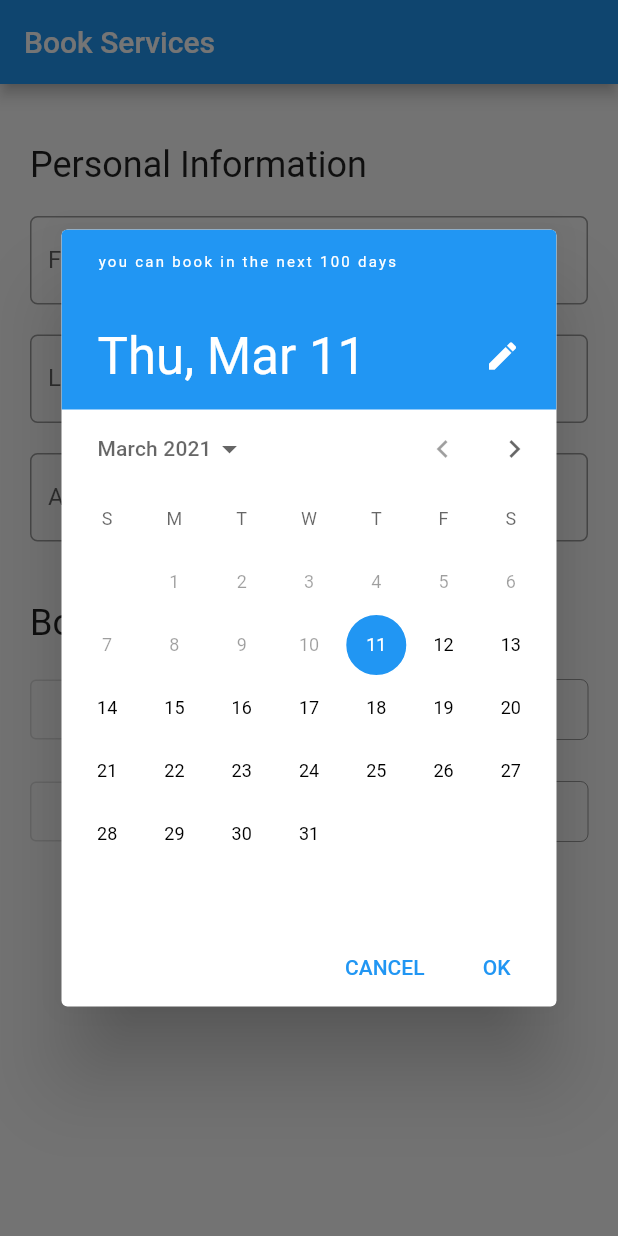
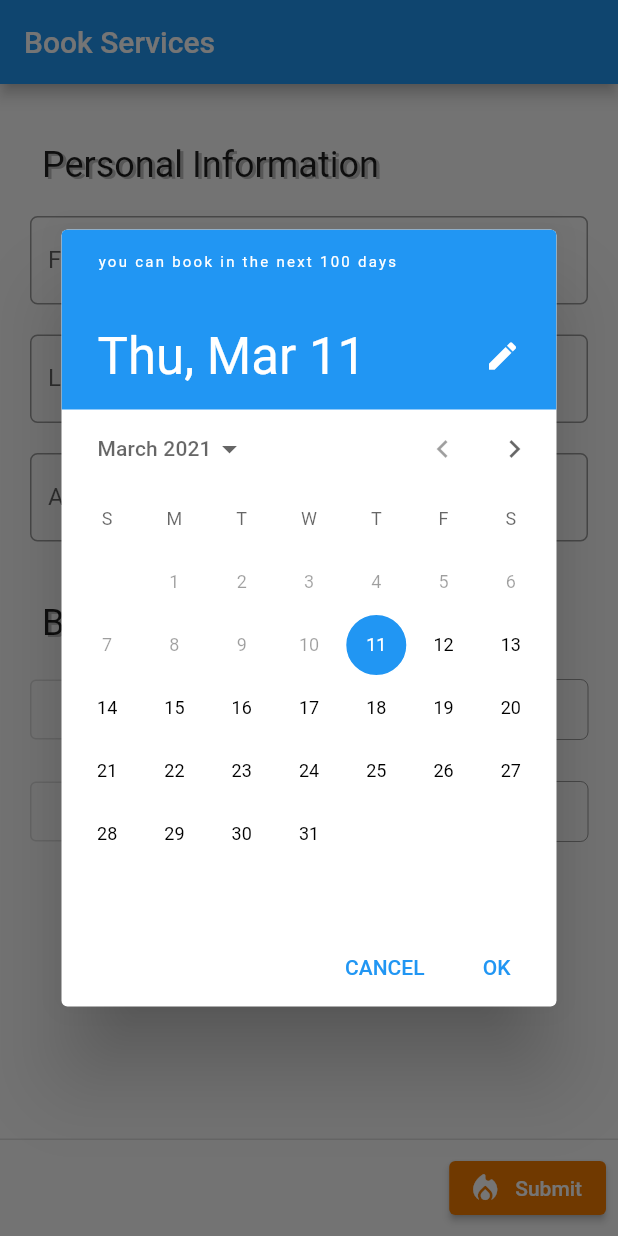
Before and after one commit to mahdi-ko/Simple-Booking-App, a Flutter app: the screen it shows after launch, after a tap on "Date", on a phone screen of 412 x 824 dp. Run offline on Flutter 3.47's test engine with Material 2 defaults, Android fonts, the phone set to English and light mode, and no system bars.

```diff
--- a/lib/common/common_methods.dart
+++ b/lib/common/common_methods.dart
@@ -1,8 +1,9 @@
+import 'package:flutter/material.dart';
 import 'package:intl/intl.dart';
 
 String? validateName(String? value) {
   if (value!.isEmpty) return 'Please fill out this field';
-  if (value.length > 300) return 'Consider changing your name';
+  if (value.length > 50) return 'Consider changing your name';
   return null;
 }
 
@@ -10,3 +11,10 @@ String? convertDate(DateTime? valueToConvert) {
   var format = DateFormat.yMd();
   return format.format(valueToConvert!);
 }
+
+void removeFocus(BuildContext context) {
+  FocusScopeNode currentFocus = FocusScope.of(context);
+  if (!currentFocus.hasPrimaryFocus) {
+    currentFocus.unfocus();
+  }
+}
--- a/lib/main.dart
+++ b/lib/main.dart
@@ -1,5 +1,7 @@
+import 'package:booking_app/providers/Person.dart';
 import 'package:booking_app/widgets/add_person.dart';
 import 'package:flutter/material.dart';
+import 'package:provider/provider.dart';
 
 void main() {
   runApp(MyApp());
@@ -8,13 +10,23 @@ void main() {
 class MyApp extends StatelessWidget {
   @override
   Widget build(BuildContext context) {
-    return MaterialApp(
-      debugShowCheckedModeBanner: false,
-      title: 'Booking App',
-      theme: ThemeData(
-        primarySwatch: Colors.blue,
+    return MultiProvider(
+      providers: [
+        ChangeNotifierProvider<Persons>(
+          create: (_) {
+            return Persons();
+          },
+        )
+      ],
+      child: MaterialApp(
+        debugShowCheckedModeBanner: false,
+        title: 'Booking App',
+        theme: ThemeData(
+          primarySwatch: Colors.blue,
+          accentColor: Colors.orange[700],
+        ),
+        home: AddPerson(),
       ),
-      home: AddPerson(),
     );
   }
 }
--- a/lib/providers/Person.dart
+++ b/lib/providers/Person.dart
@@ -1,4 +1,5 @@
 import 'dart:core';
+import 'dart:math';
 
 import 'package:flutter/material.dart';
 
@@ -16,8 +17,13 @@ class Persons with ChangeNotifier {
 
   List<Person> get persons => _persons;
 
-  void addPerson({String? first, String? last, int? age}) {
-    _persons.add(Person(id: 1, firstName: first, lastName: last, age: age));
+  void addPerson({required String? first, required String? last, required int? age}) {
+    _persons.add(Person(
+      id: Random().nextInt(1000000),
+      firstName: first,
+      lastName: last,
+      age: age,
+    ));
   }
 
   void removePerson({required int? id}) {
--- a/lib/widgets/add_person.dart
+++ b/lib/widgets/add_person.dart
@@ -1,6 +1,8 @@
 import 'package:booking_app/common/common_methods.dart';
+import 'package:booking_app/providers/Person.dart';
 import 'package:flutter/material.dart';
 import 'package:flutter/services.dart';
+import 'package:provider/provider.dart';
 
 class AddPerson extends StatefulWidget {
   @override
@@ -11,26 +13,66 @@ class _AddPersonState extends State<AddPerson> {
   TextEditingController dateController = TextEditingController();
   TextEditingController timeController = TextEditingController();
   DateTime? chosenDate = DateTime.now();
-  TimeOfDay? chosenTime = TimeOfDay.now();
+  TimeOfDay? chosenTime = TimeOfDay.now().replacing(hour: TimeOfDay.now().hour + 2);
+  String firstName = '';
+  String lastName = '';
+  int age = 0;
+  GlobalKey<FormState> _formKey = GlobalKey();
 
   final inputBorder = const OutlineInputBorder(
       borderRadius: BorderRadius.all(Radius.circular(5.0)),
       borderSide: BorderSide(color: Colors.blue));
 
+  ThemeData? theme;
+  Persons? persons;
+  bool didRanChangeDep = false;
   @override
   void dispose() {
     dateController.dispose();
+    timeController.dispose();
     super.dispose();
+  }
+
+  @override
+  void initState() {
+    dateController.text = convertDate(chosenDate)!;
+    persons = Provider.of<Persons>(context, listen: false);
+    super.initState();
+  }
+
+  @override
+  void didChangeDependencies() {
+    if (!didRanChangeDep) {
+      timeController.text = chosenTime!.format(context);
+      theme = Theme.of(context);
+      didRanChangeDep = true;
+    }
+    super.didChangeDependencies();
   }
 
   @override
   Widget build(BuildContext context) {
     return Scaffold(
+      persistentFooterButtons: <Widget>[
+        ElevatedButton.icon(
+          style: ButtonStyle(backgroundColor: MaterialStateProperty.resolveWith((value) {
+            return theme!.accentColor;
+          })),
+          icon: const Icon(Icons.local_fire_department_rounded),
+          label: const Text('Submit'),
+          onPressed: submit,
+        )
+      ],
       appBar: AppBar(
-        title: Text('Book Services'),
+        title: const Text('Book Services'),
       ),
-      body: SingleChildScrollView(
+      body: GestureDetector(
+        onTap: () {
+          removeFocus(context);
+        },
+        child: SingleChildScrollView(
           child: Form(
+            key: _formKey,
             child: Padding(
               padding: const EdgeInsets.symmetric(horizontal: 20, vertical: 40),
               child: Column(
@@ -38,12 +80,10 @@ class _AddPersonState extends State<AddPerson> {
                 mainAxisAlignment: MainAxisAlignment.spaceEvenly,
                 mainAxisSize: MainAxisSize.max,
                 children: [
-                Text(
-                  'Personal Information',
-                  style: Theme.of(context).textTheme.headline5,
-                ),
+                  HeaderText('Personal Information', theme!),
                   SizedBox(height: 20),
                   TextFormField(
+                    textInputAction: TextInputAction.next,
                     decoration: InputDecoration(
                       labelText: 'First Name',
                       border: inputBorder,
@@ -51,15 +91,22 @@ class _AddPersonState extends State<AddPerson> {
                     validator: (value) {
                       return validateName(value);
                     },
+                    onSaved: (newValue) {
+                      firstName = newValue!.trim();
+                    },
                   ),
                   SizedBox(height: 20),
                   TextFormField(
+                    textInputAction: TextInputAction.next,
                     decoration: InputDecoration(
                       labelText: 'Last Name',
                       border: inputBorder,
                     ),
                     validator: (value) {
                       return validateName(value);
+                    },
+                    onSaved: (newValue) {
+                      lastName = newValue!.trim();
                     },
                   ),
                   SizedBox(height: 20),
@@ -71,21 +118,23 @@ class _AddPersonState extends State<AddPerson> {
                       border: inputBorder,
                     ),
                     validator: (value) {
-                    if (double.tryParse(value!) == null) return 'please enter a number';
+                      if (double.tryParse(value!) == null) return 'please enter your age';
+                      if (double.parse(value) == 0) return 'you are 0 years old?';
                       if (double.parse(value) < 13) return 'children can\'t book services sorry';
+                    },
+                    onSaved: (newValue) {
+                      age = int.parse(newValue!);
                     },
                   ),
                   SizedBox(height: 40),
-                Text(
-                  'Booking Information',
-                  style: Theme.of(context).textTheme.headline5,
-                ),
+                  HeaderText('Booking Information', theme!),
                   SizedBox(height: 20),
                   _DateOrTimeRow(
+                      text: 'Date',
                       controller: dateController,
                       onPressed: () async {
+                        removeFocus(context);
                         final tmpHolder = await datePicker(context: context);
-
                         if (tmpHolder != null) {
                           chosenDate = tmpHolder;
                           setState(() {
@@ -96,11 +145,12 @@ class _AddPersonState extends State<AddPerson> {
                       inputBorder: inputBorder),
                   SizedBox(height: 20),
                   _DateOrTimeRow(
+                    text: 'Time',
                     controller: timeController,
                     inputBorder: inputBorder,
                     onPressed: () async {
+                      removeFocus(context);
                       final tmpHolder = await timePicker(context: context);
-
                       if (tmpHolder != null) {
                         chosenTime = tmpHolder;
                         setState(() {
@@ -114,7 +164,14 @@ class _AddPersonState extends State<AddPerson> {
             ),
           ),
         ),
+      ),
     );
+  }
+
+  void submit() {
+    if (!_formKey.currentState!.validate()) return;
+    _formKey.currentState!.save();
+    persons!.addPerson(first: firstName, last: lastName, age: age);
   }
 
   Future<DateTime?> datePicker({required BuildContext? context}) async {
@@ -125,7 +182,8 @@ class _AddPersonState extends State<AddPerson> {
       context: context!,
       helpText: 'you can book in the next 100 days',
       initialDate: chosenDate!,
-        lastDate: DateTime.now().add(Duration(days: 100)));
+      lastDate: DateTime.now().add(Duration(days: 100)),
+    );
   }
 
   Future<TimeOfDay?> timePicker({required BuildContext? context}) {
@@ -133,13 +191,34 @@ class _AddPersonState extends State<AddPerson> {
   }
 }
 
+class HeaderText extends StatelessWidget {
+  final String text;
+  final ThemeData theme;
+  const HeaderText(this.text, this.theme);
+
+  @override
+  Widget build(BuildContext context) {
+    return Padding(
+      padding: const EdgeInsets.only(left: 8.0),
+      child: Text(text,
+          style: theme.textTheme.headline5?.copyWith(shadows: [
+            Shadow(
+              color: Colors.grey.shade400,
+              offset: Offset(2, 1.5),
+            )
+          ])),
+    );
+  }
+}
+
 class _DateOrTimeRow extends StatelessWidget {
   const _DateOrTimeRow({
+    required this.text,
     required this.controller,
     required this.onPressed,
     required this.inputBorder,
   });
-
+  final String? text;
   final TextEditingController? controller;
   final Function? onPressed;
   final OutlineInputBorder? inputBorder;
@@ -160,7 +239,7 @@ class _DateOrTimeRow extends StatelessWidget {
             onPressed: () {
               onPressed!();
             },
-            child: Text('Date'),
+            child: Text(text!),
           ),
         ),
         Expanded(flex: 1, child: SizedBox()),
@@ -169,10 +248,13 @@ class _DateOrTimeRow extends StatelessWidget {
           child: SizedBox(
             height: 40,
             child: TextFormField(
+              validator: (value) {
+                if (value!.isEmpty) return 'Please choose a $text';
+              },
               enabled: false,
               controller: controller,
               decoration: InputDecoration(
-                labelText: 'Chosen date',
+                labelText: 'Chosen ${text!.toLowerCase()}',
                 border: inputBorder,
               ),
             ),
--- a/pubspec.yaml
+++ b/pubspec.yaml
@@ -29,6 +29,7 @@ dependencies:
   # Use with the CupertinoIcons class for iOS style icons.
   cupertino_icons: ^1.0.2
   intl: ^0.17.0
+  provider: ^5.0.0
 
 dev_dependencies:
   flutter_test:
```
Also changed, not shown: pubspec.lock. Lines whose indentation alone changed are shown as unchanged.
